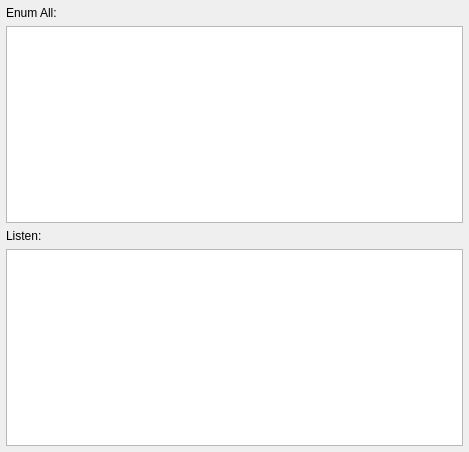
Old version of the form dialogenum.ui in the repository rowesir/MFS-Key2Airport.
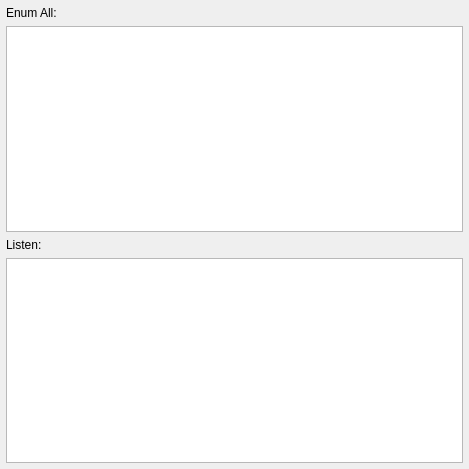
New version of the form.

The edit to the form file:
```diff
--- a/dialogenum.ui
+++ b/dialogenum.ui
@@ -7,9 +7,15 @@
     <x>0</x>
     <y>0</y>
     <width>469</width>
-    <height>452</height>
+    <height>469</height>
    </rect>
   </property>
+  <property name="minimumSize">
+   <size>
+    <width>469</width>
+    <height>469</height>
+   </size>
+  </property>
   <property name="windowTitle">
    <string>Dialog</string>
   </property>
```
